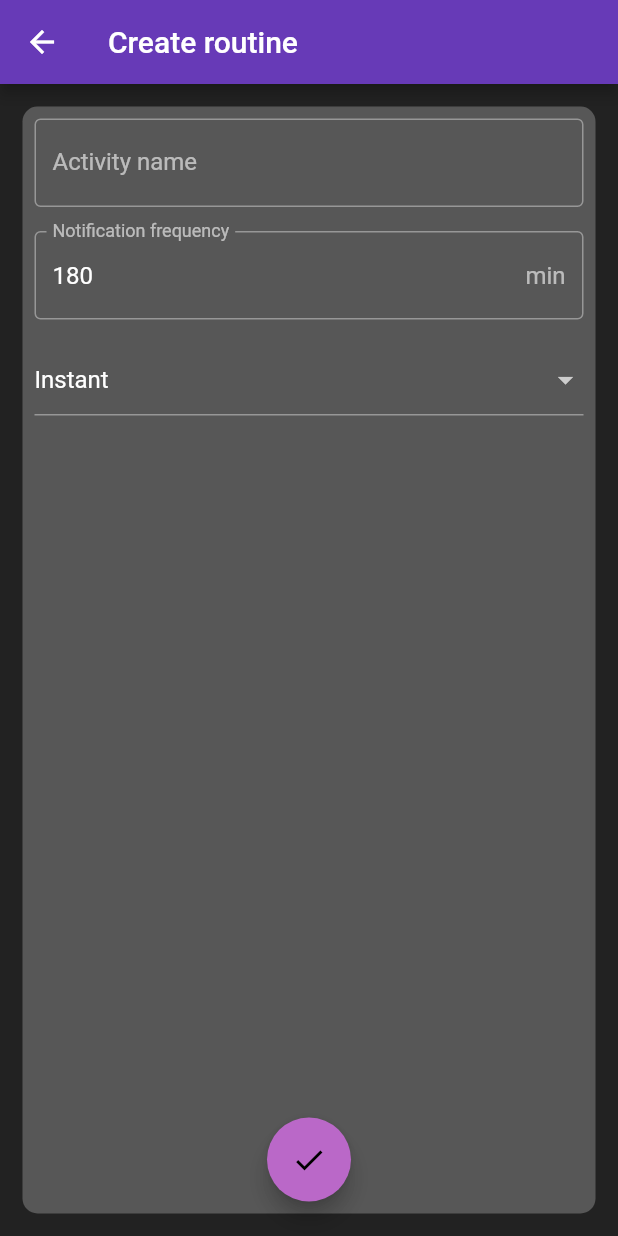
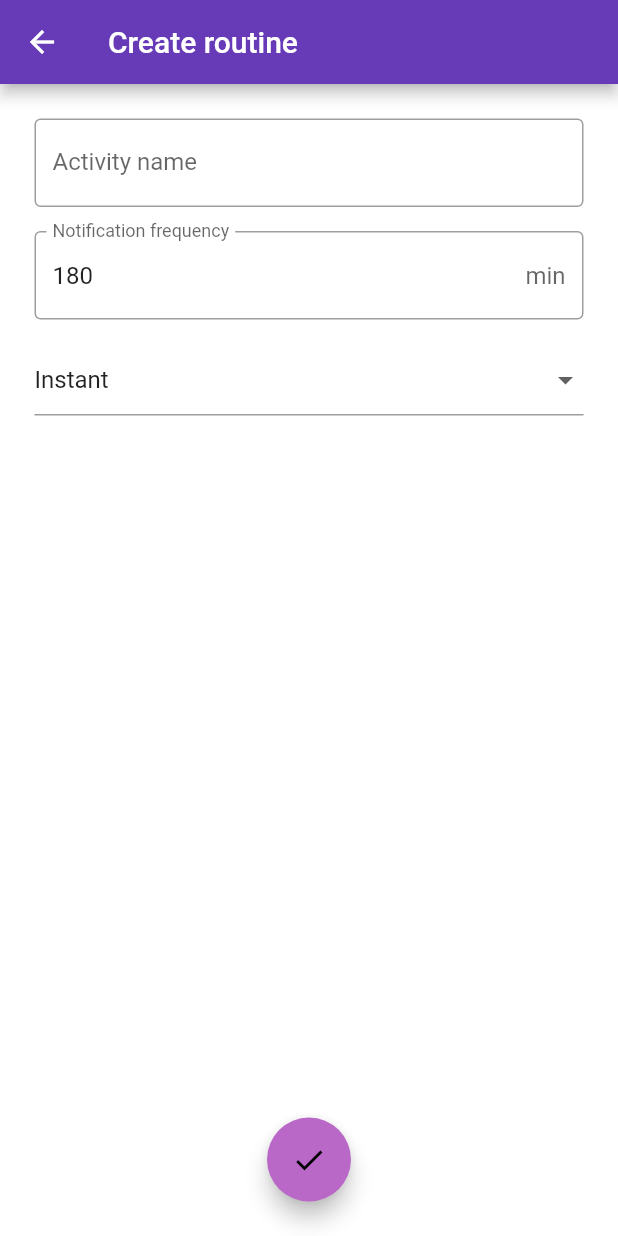
Before and after one commit to Josde/Habitr, a Flutter app: the screen it shows after launch, item 2 of the bottom bar chosen, after a tap on the "delete" icon, after a tap on the "add" icon, on a phone screen of 412 x 824 dp. Run offline on Flutter 3.47's test engine with Material 2 defaults, Android fonts, the phone set to English and light mode, and no system bars; our stand-ins replace bloc, country_picker, equatable, flutter_bloc, flutter_native_splash, flutter_svg and 1 more; missing offline and left inert: jdenticon_dart; accounts and stored records are empty.

Commit message:
Started moving towards Flutter theming support

```diff
--- /dev/null
+++ b/lib/blocs/theme/theme_cubit.dart
@@ -0,0 +1,10 @@
+import 'package:bloc/bloc.dart';
+import 'package:equatable/equatable.dart';
+import 'package:flutter/material.dart';
+import 'package:habitr_tfg/utils/constants.dart';
+part 'theme_state.dart';
+
+class ThemeCubit extends Cubit<ThemeState> {
+  ThemeCubit() : super(ThemeLight());
+  void switchTheme() => {this.state is ThemeLight? emit(ThemeDark()) : emit(ThemeLight())};
+}
--- /dev/null
+++ b/lib/blocs/theme/theme_state.dart
@@ -0,0 +1,18 @@
+part of 'theme_cubit.dart';
+
+abstract class ThemeState extends Equatable {
+  ThemeState();
+  ThemeData? theme;
+}
+
+class ThemeDark extends ThemeState {
+  ThemeData? theme = darkTheme;
+  @override
+  List<Object> get props => [theme!];
+}
+
+class ThemeLight extends ThemeState {
+   ThemeData? theme = lightTheme;
+  @override
+  List<Object> get props => [theme!];
+}
--- a/lib/main.dart
+++ b/lib/main.dart
@@ -15,6 +15,8 @@ import 'package:path/path.dart' as p;
 import 'package:supabase_flutter/supabase_flutter.dart';
 import 'package:flutter_native_splash/flutter_native_splash.dart';
 import 'package:habitr_tfg/utils/constants.dart';
+
+import 'blocs/theme/theme_cubit.dart';
 
 Future<void> main() async {
   WidgetsBinding wb = WidgetsFlutterBinding.ensureInitialized();
@@ -98,16 +100,12 @@ class _MyAppState extends State<MyApp> with WidgetsBindingObserver {
   Widget build(BuildContext context) {
     return MultiBlocProvider(
       providers: [
-        BlocProvider(create: (_) => RoutinesBloc())
+        BlocProvider(create: (context) => RoutinesBloc()),
+        BlocProvider(create: (context) => ThemeCubit()),
       ],
       child: MaterialApp(
           title: 'Habitr',
-          theme: ThemeData(
-            primarySwatch: Colors.deepPurple,
-            brightness: Brightness.dark,
-            backgroundColor: Colors.black87,
-            scaffoldBackgroundColor: Colors.black87,
-          ),
+          theme: lightTheme, // Change this to be related to BLoC on startup.
           home: childScreen!,
       ),
     );
--- a/lib/screens/routine/routine_screen.dart
+++ b/lib/screens/routine/routine_screen.dart
@@ -40,7 +40,7 @@ class _RoutineScreenState extends State<RoutineScreen> {
                 return GestureDetector(
                   child: Container(
                       height: 50,
-                      color: Colors.white24,
+                      color: Theme.of(context).primaryColorDark,
                       child: Row(children: [Padding(
                                               padding: const EdgeInsets.all(8.0),
                                               child: Text('${state.routines[index].name}', style: TextStyle(color: Colors.white))),
@@ -54,12 +54,13 @@ class _RoutineScreenState extends State<RoutineScreen> {
                                               }));
                                             },
                                               icon: Icon(Icons.edit),
-                                              color: Colors.grey,
+                                              color: Theme.of(context).iconTheme.color,
                                             ),
                                             IconButton(onPressed: () { // Delete button
                                               BlocProvider.of<RoutinesBloc>(context)
                                                   .add(DeleteRoutine(routine: state.routines[index]));
                                             },
+                                              color: Theme.of(context).iconTheme.color,
                                               icon: Icon(Icons.delete),
                                             )]
                       ),
@@ -85,7 +86,7 @@ class _RoutineScreenState extends State<RoutineScreen> {
                       );
                       }));
             },
-            backgroundColor: Colors.purple[300],
+            backgroundColor: Theme.of(context).iconTheme.color,
             child: const Icon(Icons.add),
           )
         );
--- a/lib/screens/users/friends_screen.dart
+++ b/lib/screens/users/friends_screen.dart
@@ -1,7 +1,7 @@
 import 'package:flutter/material.dart';
 
 class FriendsScreen extends StatefulWidget {
-  const FriendsScreen({Key key}) : super(key: key);
+  const FriendsScreen({Key? key}) : super(key: key);
 
   @override
   _FriendsScreenState createState() => _FriendsScreenState();
--- a/lib/screens/users/statistics_screen.dart
+++ b/lib/screens/users/statistics_screen.dart
@@ -1,7 +1,7 @@
 import 'package:flutter/material.dart';
 
 class StatisticsScreen extends StatefulWidget {
-  const StatisticsScreen({Key key}) : super(key: key);
+  const StatisticsScreen({Key? key}) : super(key: key);
 
   @override
   _StatisticsScreenState createState() => _StatisticsScreenState();
--- a/lib/utils/constants.dart
+++ b/lib/utils/constants.dart
@@ -5,6 +5,21 @@ import 'package:supabase_flutter/supabase_flutter.dart';
 // es decir, no lo podemos importar hasta que se llame a main() pero si en ficheros que se importen despues de main.
 
 final supabase = Supabase.instance.client;
+ThemeData lightTheme = ThemeData(
+  scaffoldBackgroundColor: Colors.white,
+  primaryColor: Colors.white,
+  primaryColorDark: Colors.grey,
+  colorScheme: ColorScheme.light(),
+  iconTheme: IconThemeData(color: Colors.purple),
+);
+
+ThemeData? darkTheme = ThemeData(
+  scaffoldBackgroundColor: Colors.grey.shade900,
+  primaryColor: Colors.black,
+  primaryColorDark: Colors.grey,
+  colorScheme: ColorScheme.dark(),
+  iconTheme: IconThemeData(color: Colors.purple),
+);
 extension ShowSnackBar on BuildContext {
   void showSnackBar({
     required String message,
--- a/lib/widgets/rounded_text_form_field.dart
+++ b/lib/widgets/rounded_text_form_field.dart
@@ -23,10 +23,9 @@ class RoundedTextFormField extends StatelessWidget {
           borderRadius: BorderRadius.circular(30.0)
         ),
         hintStyle: TextStyle(
-          color: Colors.white60,
           fontWeight: FontWeight.bold,
        ),
-        fillColor: Colors.white12,
+        fillColor: Theme.of(context).primaryColorDark,
         filled: true,
       ),
 
```
Also changed, not shown: lib/screens/misc/login_screen.dart (+10 -9 lines), lib/screens/users/profile_screen.dart (+6 -6 lines).
